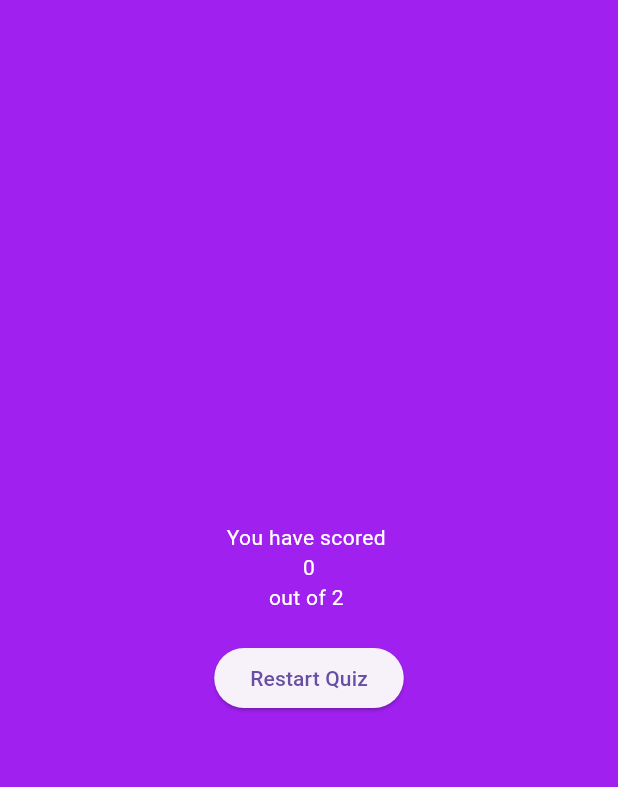
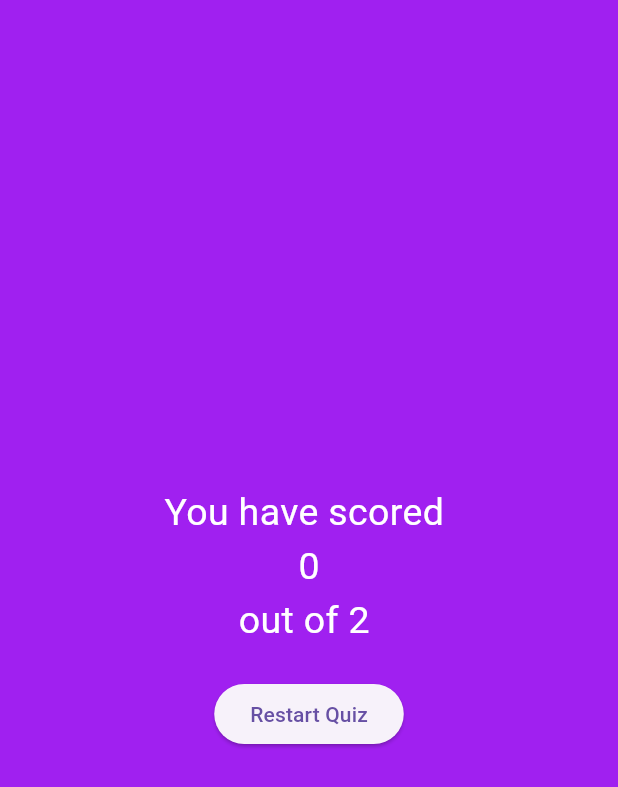
Before and after one commit to lemibk/quizapp, a Flutter app: the Page3 screen opened directly, after a tap on "By combining widgets in a visual editor", on a phone screen of 412 x 824 dp. Shown: the top 787 px of the screen. Run offline on Flutter 3.47's test engine with Material 3 defaults, Android fonts, the phone set to English and light mode, and no system bars; missing offline and left inert: dart:js.

Commit message:
the final product

```diff
--- a/lib/main.dart
+++ b/lib/main.dart
@@ -36,7 +36,7 @@ class Page1 extends StatelessWidget {
               children: <Widget>[
                 Text(
                   "Learn Flutter the fun way!",
-                  style: TextStyle(color: Colors.white),
+                  style: TextStyle(color: Colors.white, fontSize: 25),
                 ),
                 SizedBox(
                   height: 40,
@@ -69,6 +69,7 @@ class Page2 extends StatelessWidget {
                 textAlign: TextAlign.center,
                 style: TextStyle(
                   color: Colors.white,
+                  fontSize: 25,
                 ),
               ),
               SizedBox(
@@ -134,10 +135,11 @@ class Page3 extends StatelessWidget {
                 textAlign: TextAlign.center,
                 style: TextStyle(
                   color: Colors.white,
+                  fontSize: 25,
                 ),
               ),
               SizedBox(
-                height: 10,
+                height: 15,
               ),
               ElevatedButton(
                 child: Text("By combining widgets in a visual editor"),
@@ -199,18 +201,21 @@ class Page4 extends StatelessWidget {
                 "You have scored ",
                 style: TextStyle(
                   color: Colors.white,
+                  fontSize: 25,
                 ),
               ),
               Text(
                 score.toString(),
                 style: TextStyle(
                   color: Colors.white,
+                  fontSize: 25,
                 ),
               ),
               const Text(
                 "out of 2 ",
                 style: TextStyle(
                   color: Colors.white,
+                  fontSize: 25,
                 ),
               ),
               SizedBox(
```
